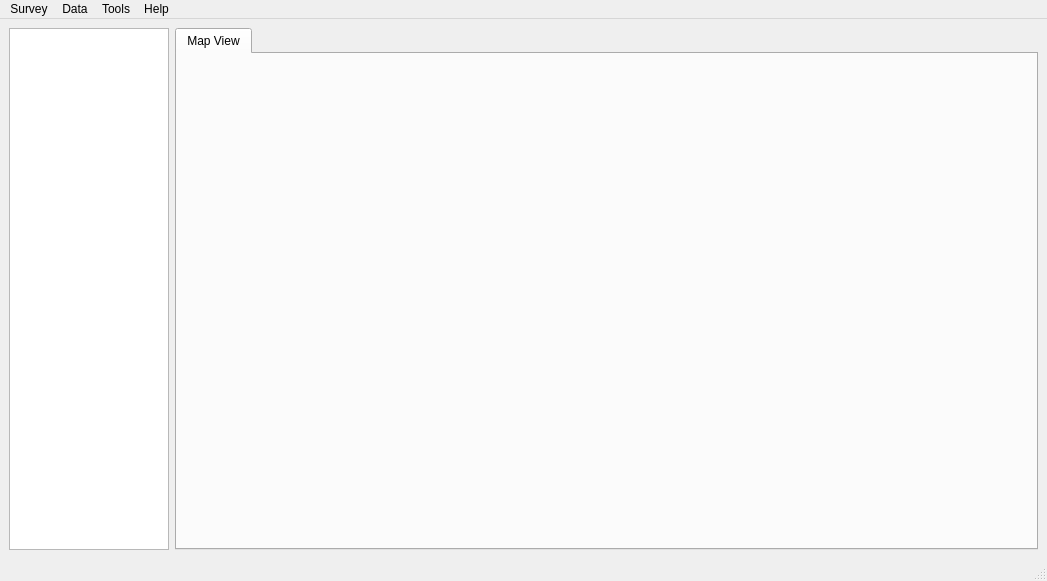
whimian/pyGeoPressure_well, file well_pygeopressure/ui/main_window.ui: the form before one commit.
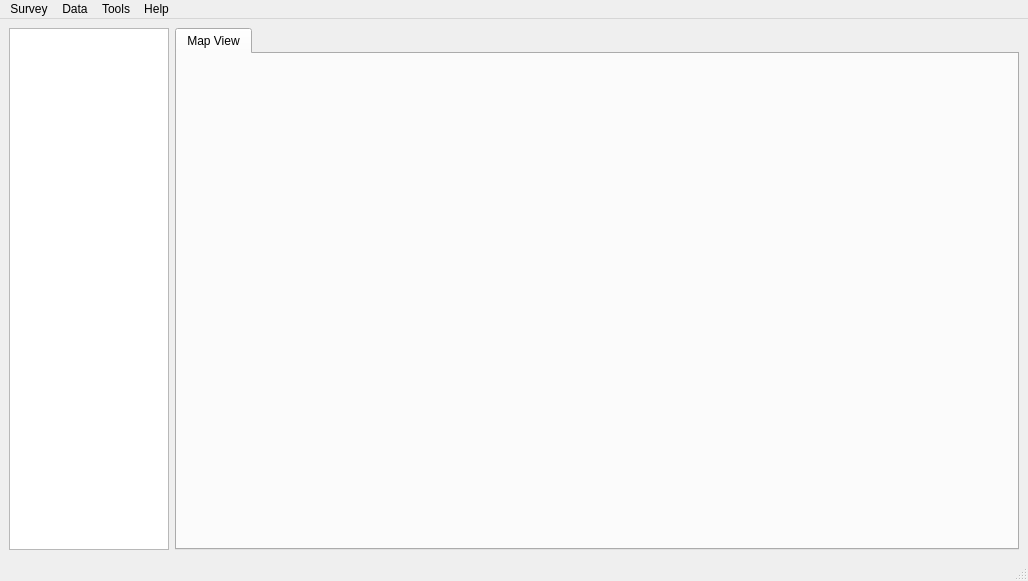
The form after the commit. Icons and pictures are not drawn.

```diff
--- a/well_pygeopressure/ui/main_window.ui
+++ b/well_pygeopressure/ui/main_window.ui
@@ -6,7 +6,7 @@
    <rect>
     <x>0</x>
     <y>0</y>
-    <width>1047</width>
+    <width>1028</width>
     <height>581</height>
    </rect>
   </property>
@@ -71,7 +71,7 @@
     <rect>
      <x>0</x>
      <y>0</y>
-     <width>1047</width>
+     <width>1028</width>
      <height>21</height>
     </rect>
    </property>
```
